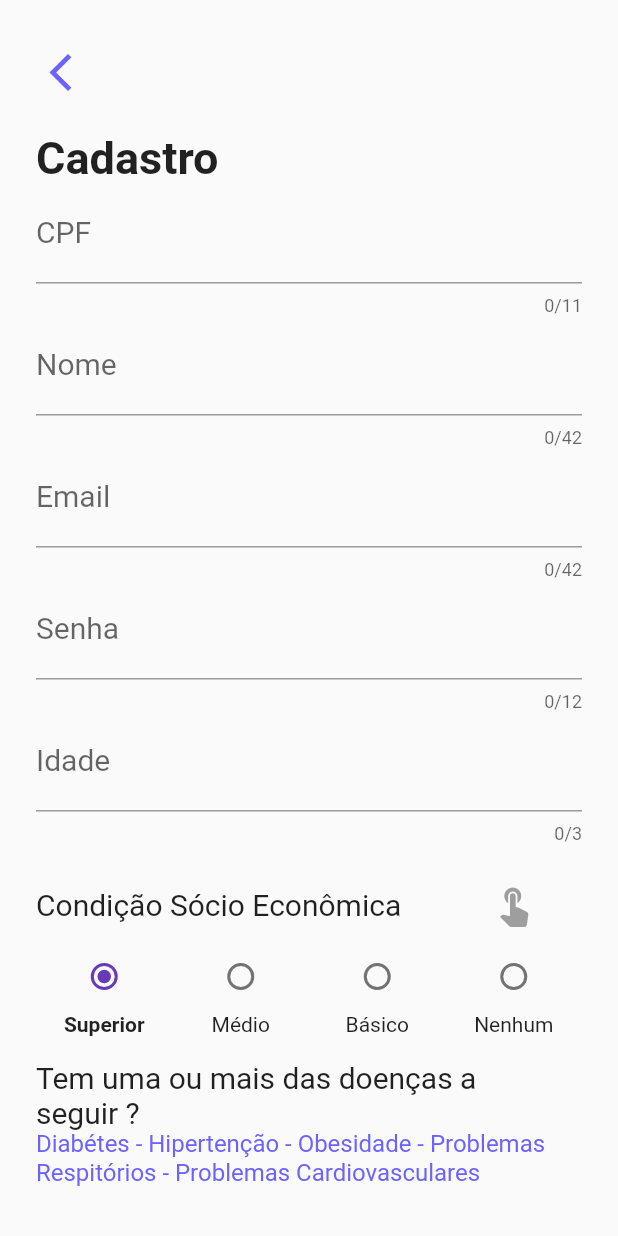
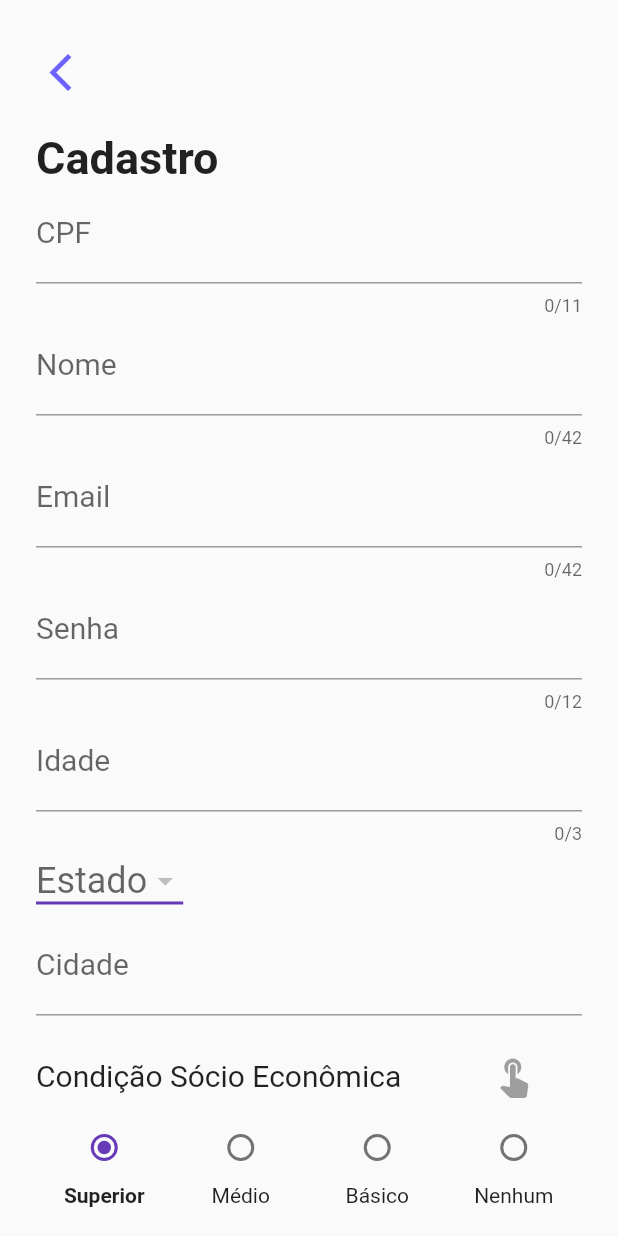
Before and after one commit to kauemurakami/profectus, a Flutter app: the CadastroPage screen opened by its route, after a tap on "Nível de Escolaridade", on a phone screen of 412 x 824 dp. Run offline on Flutter 3.47's test engine with Material 2 defaults, Android fonts, the phone set to English and light mode, and no system bars; drawn by our look-alikes of flip_card, loader_overlay; our stand-ins replace cloud_firestore, firebase_auth, flutter_spinkit, get, liquid_swipe; missing offline and left inert: autocomplete_textfield; accounts and stored records are empty; network calls fail.

Commit message:
adicionando estado e cidade no cadastro

```diff
--- /dev/null
+++ b/lib/app/data/model/cidades_model.dart
@@ -0,0 +1,109 @@
+import 'dart:convert';
+
+import 'package:get/get.dart';
+
+List<Cidade> cidadesFromJson(String str) =>
+    List<Cidade>.from(json.decode(str).map((x) => Cidade.fromJson(x)));
+
+String cidadesToJson(List<Cidade> data) =>
+    json.encode(List<dynamic>.from(data.map((x) => x.toJson())));
+
+class Cidade {
+  Cidade({
+    this.id,
+    this.nome,
+    this.microrregiao,
+  });
+
+  int id;
+  String nome;
+  Microrregiao microrregiao;
+
+  factory Cidade.fromJson(Map<String, dynamic> json) => Cidade(
+        id: json["id"],
+        nome: json["nome"],
+        microrregiao: Microrregiao.fromJson(json["microrregiao"]),
+      );
+
+  Map<String, dynamic> toJson() => {
+        "id": id,
+        "nome": nome,
+        "microrregiao": microrregiao.toJson(),
+      };
+}
+
+class Microrregiao {
+  Microrregiao({
+    this.id,
+    this.nome,
+    this.mesorregiao,
+  });
+
+  int id;
+  String nome;
+  Mesorregiao mesorregiao;
+
+  factory Microrregiao.fromJson(Map<String, dynamic> json) => Microrregiao(
+        id: json["id"],
+        nome: json["nome"],
+        mesorregiao: Mesorregiao.fromJson(json["mesorregiao"]),
+      );
+
+  Map<String, dynamic> toJson() => {
+        "id": id,
+        "nome": nome,
+        "mesorregiao": mesorregiao.toJson(),
+      };
+}
+
+class Mesorregiao {
+  Mesorregiao({
+    this.id,
+    this.nome,
+    this.uf,
+  });
+
+  int id;
+  String nome;
+  Uf uf;
+
+  factory Mesorregiao.fromJson(Map<String, dynamic> json) => Mesorregiao(
+        id: json["id"],
+        nome: json["nome"],
+        uf: Uf.fromJson(json["UF"]),
+      );
+
+  Map<String, dynamic> toJson() => {
+        "id": id,
+        "nome": nome,
+        "UF": uf.toJson(),
+      };
+}
+
+class Uf {
+  Uf({
+    this.id,
+    this.sigla,
+    this.nome,
+    this.regiao,
+  });
+
+  int id;
+  String sigla;
+  String nome;
+  Uf regiao;
+
+  factory Uf.fromJson(Map<String, dynamic> json) => Uf(
+        id: json["id"],
+        sigla: json["sigla"],
+        nome: json["nome"],
+        regiao: json["regiao"] == null ? null : Uf.fromJson(json["regiao"]),
+      );
+
+  Map<String, dynamic> toJson() => {
+        "id": id,
+        "sigla": sigla,
+        "nome": nome,
+        "regiao": regiao == null ? null : regiao.toJson(),
+      };
+}
--- /dev/null
+++ b/lib/app/data/model/estados_model.dart
@@ -0,0 +1,35 @@
+import 'dart:convert';
+
+List<Estado> estadosFromJson(String str) =>
+    List<Estado>.from(json.decode(str).map((x) => Estado.fromJson(x)));
+
+String estadosToJson(List<Estado> data) =>
+    json.encode(List<dynamic>.from(data.map((x) => x.toJson())));
+
+class Estado {
+  Estado({
+    this.id,
+    this.sigla,
+    this.nome,
+    this.regiao,
+  });
+
+  int id;
+  String sigla;
+  String nome;
+  Estado regiao;
+
+  factory Estado.fromJson(Map<String, dynamic> json) => Estado(
+        id: json["id"],
+        sigla: json["sigla"],
+        nome: json["nome"],
+        regiao: json["regiao"] == null ? null : Estado.fromJson(json["regiao"]),
+      );
+
+  Map<String, dynamic> toJson() => {
+        "id": id,
+        "sigla": sigla,
+        "nome": nome,
+        "regiao": regiao == null ? null : regiao.toJson(),
+      };
+}
--- /dev/null
+++ b/lib/app/data/provider/ibge_provider.dart
@@ -0,0 +1,37 @@
+import 'dart:convert';
+import 'package:http/http.dart' as http;
+import 'package:meta/meta.dart';
+import 'package:profectus/app/data/model/cidades_model.dart';
+import 'package:profectus/app/data/model/estados_model.dart';
+
+const baseUrl = 'https://servicodados.ibge.gov.br/api/v1/localidades/estados';
+
+class IBGEClient {
+  final http.Client httpClient;
+  IBGEClient({@required this.httpClient});
+
+  getEstados() async {
+    try {
+      var response = await httpClient.get(baseUrl);
+      if (response.statusCode == 200) {
+        return estadosFromJson(response.body);
+      } else
+        print('erro -get');
+    } catch (_) {
+      return 'erro';
+    }
+  }
+
+  getCidades(estado) async {
+    try {
+      var response =
+          await httpClient.get('$baseUrl/${estado.sigla}/municipios');
+      if (response.statusCode == 200) {
+        return cidadesFromJson(response.body);
+      } else
+        print('erro -get');
+    } catch (_) {
+      return 'erro';
+    }
+  }
+}
--- a/lib/app/data/repository/user_repository.dart
+++ b/lib/app/data/repository/user_repository.dart
@@ -1,11 +1,12 @@
 import 'package:meta/meta.dart';
 import 'package:profectus/app/data/provider/data_provider.dart';
+import 'package:profectus/app/data/provider/ibge_provider.dart';
 
 class UserRepository {
-  final DataProvider apiClient;
+  final IBGEClient apiClient;
 
   UserRepository({@required this.apiClient}) : assert(apiClient != null);
 
-
-
+  getEstados() => apiClient.getEstados();
+  getCidades(estado) => apiClient.getCidades(estado);
 }
--- a/lib/app/modules/cadastro/cadastro_bindings.dart
+++ b/lib/app/modules/cadastro/cadastro_bindings.dart
@@ -1,5 +1,5 @@
 import 'package:get/get.dart';
-import 'package:profectus/app/data/provider/data_provider.dart';
+import 'package:profectus/app/data/provider/ibge_provider.dart';
 import 'package:profectus/app/data/repository/user_repository.dart';
 import 'package:http/http.dart' as http;
 import 'package:profectus/app/modules/cadastro/cadastro_controller.dart';
@@ -8,7 +8,7 @@ class CadastroBinding implements Bindings {
   @override
   void dependencies() {
     Get.lazyPut<CadastroController>(() => CadastroController(
-        repository: UserRepository(
-            apiClient: DataProvider(httpClient: http.Client()))));
+        repository:
+            UserRepository(apiClient: IBGEClient(httpClient: http.Client()))));
   }
 }
--- a/lib/app/modules/cadastro/cadastro_controller.dart
+++ b/lib/app/modules/cadastro/cadastro_controller.dart
@@ -2,13 +2,22 @@ import 'package:cloud_firestore/cloud_firestore.dart';
 import 'package:firebase_auth/firebase_auth.dart';
 import 'package:get/get.dart';
 import 'package:meta/meta.dart';
+import 'package:profectus/app/data/model/cidades_model.dart';
+import 'package:profectus/app/data/model/estados_model.dart';
 import 'package:profectus/app/data/model/user_model.dart';
 import 'package:profectus/app/data/repository/user_repository.dart';
 
 class CadastroController extends GetxController {
+  @override
+  void onInit() {
+    getEstados();
+    super.onInit();
+  }
+
+  getEstados() => repository.getEstados().then((data) => estados.value = data);
+
   final UserRepository repository;
   CadastroController({@required this.repository}) : assert(repository != null);
-
   final user = UserModel();
 
   final _contatoComInfect = ['Não', 'Talvez', 'Sim'].obs;
@@ -71,7 +80,8 @@ class CadastroController extends GetxController {
       value != this.user.name ? this.user.name = value : null;
   onChangedIdade(value) =>
       value != this.user.idade ? this.user.idade = value : null;
-
+  onChangedCidade(value) => this.cidade = value;
+  validateCidade(value) => value.length < 3 ? 'Insira uma cidade válida' : null;
   validateCpf(value) =>
       GetUtils.isCpf(value) == true ? null : 'Insira um CPF válido.';
   validateName(value) => value.length < 3 ? 'Insira um nome válido.' : null;
@@ -85,6 +95,18 @@ class CadastroController extends GetxController {
   onSavedIdade(value) => this.user.idade = value;
   onSavedName(value) => this.user.name = value;
   onSavedCpf(value) => this.user.cpf = value;
+  onSavedCidade(value) => this.cidade = value;
+
+  final estados = List<Estado>().obs;
+  final cidades = List<Cidade>().obs;
+
+  final _cidade = ''.obs;
+  get cidade => this._cidade.value;
+  set cidade(value) => this._cidade.value = value;
+
+  final _selectedEstado = Estado().obs;
+  get selectedEstado => this._selectedEstado.value;
+  set selectedEstado(value) => this._selectedEstado.value = value;
 
   final _message = ''.obs;
   get message => this._message.value;
@@ -101,6 +123,11 @@ class CadastroController extends GetxController {
     this.user.escolaridade = escolaridade[escolaridadeIndex];
     this.user.problemas = doencas[doencasIndex];
     this.user.condicaoSocio = condicoesSocio[condicaoIndex];
+  }
+
+  onChangedEstado(value) {
+    this.selectedEstado = value;
+    //print(selectedEstado.nome);
   }
 
   cadastrar() async {
@@ -129,7 +156,7 @@ class CadastroController extends GetxController {
   }
 
   pontuacao() {
-    if(int.parse(this.user.idade) < 1 || int.parse(this.user.idade) >= 60){
+    if (int.parse(this.user.idade) < 1 || int.parse(this.user.idade) >= 60) {
       this.user.pontuacao++;
     }
     this.user.pontuacao = this.condicaoIndex +
--- a/lib/app/modules/cadastro/cadastro_page.dart
+++ b/lib/app/modules/cadastro/cadastro_page.dart
@@ -3,6 +3,8 @@ import 'package:get/get.dart';
 import 'package:flip_card/flip_card.dart';
 import 'package:loader_overlay/loader_overlay.dart';
 import 'package:profectus/app/modules/cadastro/cadastro_controller.dart';
+import 'package:profectus/app/modules/cadastro/widgets/auto_complete_cidades.dart';
+import 'package:profectus/app/modules/cadastro/widgets/custom_drop_down_widget.dart';
 import 'package:profectus/app/modules/cadastro/widgets/custom_radio_condicao_social_widget.dart';
 import 'package:profectus/app/modules/cadastro/widgets/custom_radio_formacao.dart';
 import 'package:profectus/app/modules/cadastro/widgets/custom_radio_sair_widget.dart';
@@ -96,6 +98,17 @@ class CadastroPage extends GetView<CadastroController> {
                                   onSaved: (value) =>
                                       controller.onSavedIdade(value),
                                   type: TextInputType.number),
+                              CustomDropDownEstados(),
+                              //CustomAutoCompletCidade(),
+                              CustomTextFormField(
+                                text: 'Cidade',
+                                onChanged: (value) =>
+                                    controller.onChangedCidade(value),
+                                validator: (value) =>
+                                    controller.validateCidade(value),
+                                onSaved: (value) =>
+                                    controller.onSavedCidade(value),
+                              ),
                               FlipCard(
                                 direction: FlipDirection.VERTICAL,
                                 front: Padding(
--- /dev/null
+++ b/lib/app/modules/cadastro/widgets/custom_drop_down_widget.dart
@@ -0,0 +1,42 @@
+import 'package:flutter/material.dart';
+import 'package:get/get.dart';
+import 'package:profectus/app/data/model/estados_model.dart';
+
+import '../cadastro_controller.dart';
+
+class CustomDropDownEstados extends GetView {
+  final CadastroController controller = Get.find<CadastroController>();
+  @override
+  Widget build(BuildContext context) {
+    return Container(
+      child: Obx(() => DropdownButton<Estado>(
+            value: null,
+            hint: controller.selectedEstado.nome != null
+                ? Text(controller.selectedEstado.nome)
+                : Text("Estado"),
+            icon: Icon(Icons.arrow_drop_down),
+            iconSize: 24,
+            elevation: 16,
+            style: TextStyle(fontSize: 24),
+            items: builDropdownMenuItems(controller.estados.value),
+            underline:
+                Container(height: 2, color: Theme.of(context).accentColor),
+            onChanged: (value) => controller.onChangedEstado(value),
+          )),
+    );
+  }
+
+  List<DropdownMenuItem<Estado>> builDropdownMenuItems(List<Estado> estados) {
+    List<DropdownMenuItem<Estado>> items = List();
+    for (Estado estado in estados) {
+      items.add(DropdownMenuItem(
+        value: estado,
+        child: Text(
+          estado.sigla,
+          style: TextStyle(fontSize: 20, color: Colors.black),
+        ),
+      ));
+    }
+    return items;
+  }
+}
--- a/lib/app/modules/home/home_bindings.dart
+++ b/lib/app/modules/home/home_bindings.dart
@@ -1,5 +1,5 @@
 import 'package:get/get.dart';
-import 'package:profectus/app/data/provider/data_provider.dart';
+import 'package:profectus/app/data/provider/ibge_provider.dart';
 import 'package:profectus/app/data/repository/user_repository.dart';
 import 'package:http/http.dart' as http;
 import 'package:profectus/app/modules/home/home_controller.dart';
@@ -8,7 +8,7 @@ class HomeBinding implements Bindings {
   @override
   void dependencies() {
     Get.lazyPut<HomeController>(() => HomeController(
-        repository: UserRepository(
-            apiClient: DataProvider(httpClient: http.Client()))));
+        repository:
+            UserRepository(apiClient: IBGEClient(httpClient: http.Client()))));
   }
 }
--- a/lib/app/modules/home/home_controller.dart
+++ b/lib/app/modules/home/home_controller.dart
@@ -4,7 +4,7 @@ import 'package:profectus/app/data/model/user_model.dart';
 import 'package:profectus/app/data/repository/user_repository.dart';
 
 class HomeController extends GetxController {
- final UserRepository repository;
+  final UserRepository repository;
   HomeController({@required this.repository}) : assert(repository != null);
 
   final UserModel user = Get.arguments;
--- a/lib/app/modules/landing/landing_bindings.dart
+++ b/lib/app/modules/landing/landing_bindings.dart
@@ -1,4 +1,5 @@
 import 'package:profectus/app/data/provider/data_provider.dart';
+import 'package:profectus/app/data/provider/ibge_provider.dart';
 import 'package:profectus/app/data/repository/user_repository.dart';
 import 'package:profectus/app/modules/landing/landing_controller.dart';
 import 'package:http/http.dart' as http;
@@ -8,7 +9,7 @@ class LandingBinding implements Bindings {
   @override
   void dependencies() {
     Get.lazyPut<LandingController>(() => LandingController(
-        repository: UserRepository(
-            apiClient: DataProvider(httpClient: http.Client()))));
+        repository:
+            UserRepository(apiClient: IBGEClient(httpClient: http.Client()))));
   }
 }
--- a/lib/app/modules/login/login_bindings.dart
+++ b/lib/app/modules/login/login_bindings.dart
@@ -1,5 +1,5 @@
 import 'package:get/get.dart';
-import 'package:profectus/app/data/provider/data_provider.dart';
+import 'package:profectus/app/data/provider/ibge_provider.dart';
 import 'package:profectus/app/data/repository/user_repository.dart';
 import 'package:http/http.dart' as http;
 import 'package:profectus/app/modules/login/login_controller.dart';
@@ -8,7 +8,7 @@ class LoginBinding implements Bindings {
   @override
   void dependencies() {
     Get.lazyPut<LoginController>(() => LoginController(
-        repository: UserRepository(
-            apiClient: DataProvider(httpClient: http.Client()))));
+        repository:
+            UserRepository(apiClient: IBGEClient(httpClient: http.Client()))));
   }
 }
--- /dev/null
+++ b/lib/app/widgets/keys.dart
@@ -0,0 +1,8 @@
+import 'package:autocomplete_textfield/autocomplete_textfield.dart';
+import 'package:flutter/material.dart';
+import 'package:profectus/app/data/model/cidades_model.dart';
+
+abstract class GKeys {
+  static final GlobalKey keyAutoComplete =
+      new GlobalKey<AutoCompleteTextFieldState<Cidade>>();
+}
--- a/pubspec.yaml
+++ b/pubspec.yaml
@@ -13,6 +13,7 @@ environment:
 dependencies:
   flutter:
     sdk: flutter
+  autocomplete_textfield: ^1.7.3
   get_storage: ^1.3.0
   get: ^3.4.0
   flutter_facebook_login: ^3.0.0
```
Also changed, not shown: lib/app/modules/cadastro/widgets/auto_complete_cidades.dart (added, +47 -0 lines), lib/app/data/provider/ibe_provider.dart (deleted), pubspec.lock.
